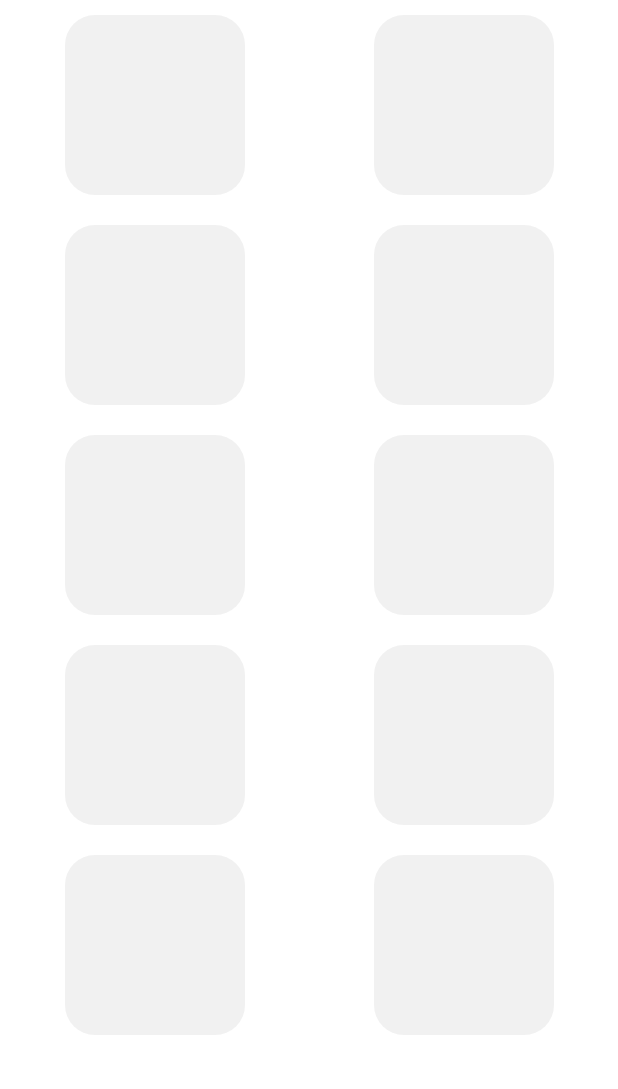
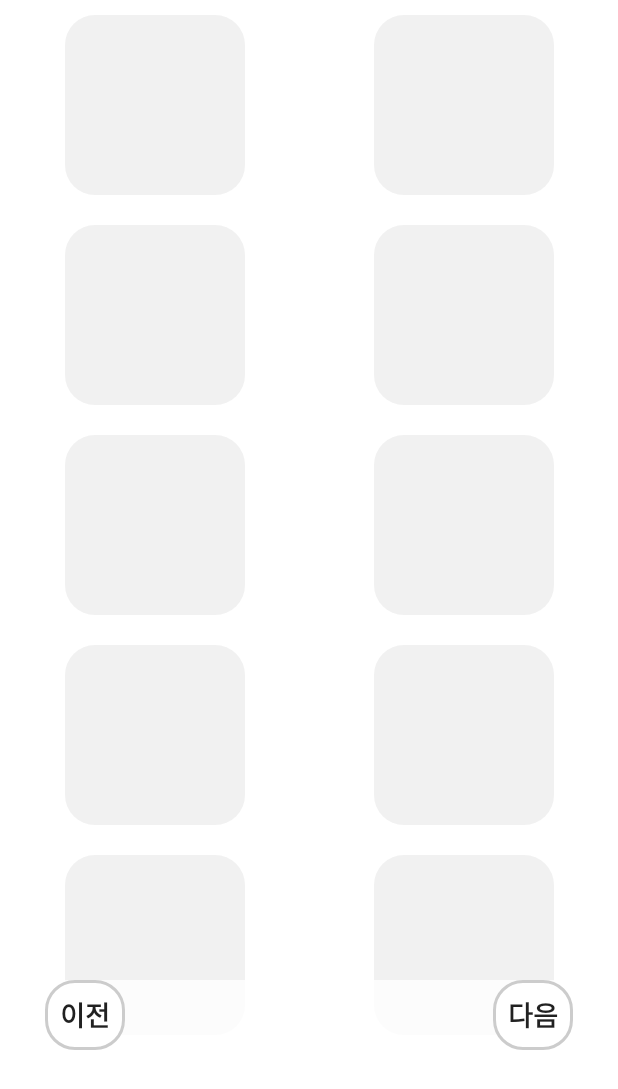
Before and after one commit to LeeSoJeong2/myPokemon, an Android app built with Jetpack Compose: the composable HomeContentView called with empty values, on a phone screen of 412 x 824 dp. Shown: the top 1089 px of the screen. Run offline under Robolectric (Android 15) with nearby library versions, the phone set to English and light mode, and no system bars; our stand-ins replace Dagger/Hilt's generated code, Timber; pictures from the network do not load; 2 statements that could not run were skipped.

Commit message:
[feat] 포켓몬 탭 페이저 추가

```diff
--- a/app/src/main/java/com/kt/startkit/domain/repository/PokemonRepository.kt
+++ b/app/src/main/java/com/kt/startkit/domain/repository/PokemonRepository.kt
@@ -1,5 +1,6 @@
 package com.kt.startkit.domain.repository
 
+import com.kt.startkit.core.logger.Logger
 import com.kt.startkit.data.datasource.PokemonDataSource
 import com.kt.startkit.domain.entity.pokemon.Pokemon
 import com.kt.startkit.domain.entity.pokemon.PokemonInfo
@@ -10,8 +11,6 @@ import kotlinx.coroutines.CoroutineScope
 import kotlinx.coroutines.SupervisorJob
 import kotlinx.coroutines.flow.MutableStateFlow
 import kotlinx.coroutines.flow.asStateFlow
-import kotlinx.coroutines.flow.first
-import kotlinx.coroutines.flow.last
 import kotlinx.coroutines.launch
 import kotlinx.coroutines.withContext
 
--- a/app/src/main/java/com/kt/startkit/ui/features/main/home/HomeScreen.kt
+++ b/app/src/main/java/com/kt/startkit/ui/features/main/home/HomeScreen.kt
@@ -6,33 +6,44 @@ import androidx.compose.animation.core.infiniteRepeatable
 import androidx.compose.animation.core.keyframes
 import androidx.compose.animation.core.rememberInfiniteTransition
 import androidx.compose.foundation.background
+import androidx.compose.foundation.border
+import androidx.compose.foundation.clickable
+import androidx.compose.foundation.layout.Arrangement
 import androidx.compose.foundation.layout.Box
 import androidx.compose.foundation.layout.Column
+import androidx.compose.foundation.layout.Row
+import androidx.compose.foundation.layout.Spacer
 import androidx.compose.foundation.layout.fillMaxSize
-import androidx.compose.foundation.layout.height
+import androidx.compose.foundation.layout.fillMaxWidth
 import androidx.compose.foundation.layout.padding
 import androidx.compose.foundation.layout.size
 import androidx.compose.foundation.layout.width
 import androidx.compose.foundation.lazy.grid.GridCells
 import androidx.compose.foundation.lazy.grid.LazyVerticalGrid
 import androidx.compose.foundation.lazy.grid.items
+import androidx.compose.foundation.rememberScrollState
 import androidx.compose.foundation.shape.RoundedCornerShape
 import androidx.compose.material.Text
 import androidx.compose.runtime.Composable
 import androidx.compose.runtime.LaunchedEffect
 import androidx.compose.runtime.getValue
+import androidx.compose.runtime.rememberCoroutineScope
 import androidx.compose.ui.Alignment
 import androidx.compose.ui.Modifier
-import androidx.compose.ui.draw.alpha
 import androidx.compose.ui.draw.clip
 import androidx.compose.ui.graphics.Color
-import androidx.compose.ui.tooling.preview.Preview
+import androidx.compose.ui.res.stringResource
+import androidx.compose.ui.text.font.FontWeight
 import androidx.compose.ui.unit.dp
+import androidx.compose.ui.unit.sp
 import androidx.hilt.navigation.compose.hiltViewModel
 import androidx.lifecycle.compose.collectAsStateWithLifecycle
 import androidx.lifecycle.viewmodel.compose.LocalViewModelStoreOwner
 import coil.compose.AsyncImage
+import com.kt.startkit.R
 import com.kt.startkit.domain.entity.pokemon.Pokemon
+import com.kt.startkit.ui.util.Constants
+import kotlinx.coroutines.launch
 
 @Composable
 fun HomeScreen(
@@ -44,16 +55,36 @@ fun HomeScreen(
     when (state) {
         is HomeState.Initial -> {
             viewModel.observePokemonInfo()
+            viewModel.observePokemonMap()
+        }
+
+        is HomeState.Updating -> {
+            HomeContentView(
+                pokemonList = emptyList(),
+                pageCount = 0,
+                currentPage = 0
+            )
         }
 
         is HomeState.Data -> {
             viewModel.fetchPokemon((state as HomeState.Data).pokemonInfo.names)
-            viewModel.observePokemonMap()
-            HomeContentView(emptyList())
+
+            val homeState = (state as HomeState.Data)
+
+            HomeContentView(
+                pokemonList = emptyList(),
+                pageCount = (homeState.pokemonInfo.count / Constants.pageOffset),
+                currentPage = homeState.currentPage
+            )
         }
 
         is HomeState.Updated -> {
-            HomeContentView(pokemonList = (state as HomeState.Updated).pokemonList)
+            val homeState = (state as HomeState.Updated)
+            HomeContentView(
+                pokemonList = homeState.pokemonList,
+                pageCount = homeState.totalCount / Constants.pageOffset,
+                currentPage = homeState.currentPage
+            )
         }
 
         is HomeState.Error -> {
@@ -70,11 +101,14 @@ fun HomeScreen(
 @Composable
 private fun HomeContentView(
     pokemonList: List<Pokemon>,
+    pageCount: Int,
+    currentPage: Int,
 ) {
     LocalViewModelStoreOwner.current
 
-    val dummy = 10 - pokemonList.size
+    val dummy = Constants.pageOffset - pokemonList.size
 
+    Box(contentAlignment = Alignment.BottomCenter) {
         LazyVerticalGrid(
             columns = GridCells.Fixed(2),
         ) {
@@ -82,9 +116,16 @@ private fun HomeContentView(
                 PokemonCell(pokemon = it)
             }
 
+            if (dummy > 0 ) {
                 items(dummy) {
                     LoadingPokemonCell()
                 }
+            }
+        }
+        PokemonPager(
+            modifier = Modifier.padding(horizontal = 30.dp),
+            pageCount = pageCount,
+            currentPage = currentPage)
     }
 }
 
@@ -102,7 +143,11 @@ private fun PokemonCell(pokemon: Pokemon) {
                 .clip(RoundedCornerShape(20.dp))
                 .background(pokemon.type.color.copy(alpha = 0.5f))
             )
-        Text(pokemon.name)
+        Text(
+            pokemon.name,
+            fontWeight = FontWeight.SemiBold,
+            fontSize = 15.sp
+        )
     }
 }
 
@@ -133,3 +178,59 @@ private fun LoadingPokemonCell() {
     }
 
 }
+
+@Composable
+private fun PokemonPager(
+    viewModel: HomeViewModel = hiltViewModel(),
+    modifier: Modifier,
+    pageCount: Int,
+    currentPage: Int
+) {
+    Row(
+        modifier = modifier
+            .fillMaxWidth()
+            .background(Color.White.copy(alpha = 0.8f)),
+        horizontalArrangement = Arrangement.SpaceBetween
+
+    ) {
+        Text(
+            stringResource(R.string.home_screen_previous_page),
+            fontSize = 18.sp,
+            fontWeight = FontWeight.Bold,
+            modifier = Modifier
+                .border(
+                    width = 2.dp,
+                    color = Color.LightGray,
+                    shape = RoundedCornerShape(20.dp)
+                )
+                .clip(shape = RoundedCornerShape(20.dp))
+                .background(Color.White)
+                .padding(10.dp)
+                .clickable {
+                    if (currentPage > 0) {
+                        viewModel.fetchPokemonInfo(currentPage - 1)
+                    }
+                }
+        )
+        Spacer(modifier = Modifier.width(50.dp))
+        Text(
+            stringResource(R.string.home_screen_next_page),
+            fontSize = 18.sp,
+            fontWeight = FontWeight.Bold,
+            modifier = Modifier
+                .border(
+                    width = 2.dp,
+                    color = Color.LightGray,
+                    shape = RoundedCornerShape(20.dp)
+                )
+                .clip(shape = RoundedCornerShape(20.dp))
+                .background(Color.White)
+                .padding(10.dp)
+                .clickable {
+                    if (currentPage < pageCount) {
+                        viewModel.fetchPokemonInfo(currentPage + 1)
+                    }
+                }
+        )
+    }
+}
--- a/app/src/main/java/com/kt/startkit/ui/features/route/RouteViewModel.kt
+++ b/app/src/main/java/com/kt/startkit/ui/features/route/RouteViewModel.kt
@@ -1,14 +1,13 @@
 package com.kt.startkit.ui.features.route
 
 import androidx.lifecycle.viewModelScope
-import com.kt.startkit.R
 import com.kt.startkit.core.base.StateViewModel
 import com.kt.startkit.core.logger.Logger
 import com.kt.startkit.domain.repository.PokemonRepository
+import com.kt.startkit.ui.util.Constants
 import dagger.hilt.android.lifecycle.HiltViewModel
 import kotlinx.coroutines.launch
 import javax.inject.Inject
-import kotlin.math.absoluteValue
 
 @HiltViewModel
 class RouteViewModel @Inject constructor(
@@ -19,7 +18,7 @@ class RouteViewModel @Inject constructor(
         Logger.d("fetch initial data")
         viewModelScope.launch {
             try {
-                pokemonRepository.fetchPokemonInfo(offset = 10)
+                pokemonRepository.fetchPokemonInfo(offset = Constants.pageOffset)
                 if (showOnBoarding()) {
                     updateState { RouteState.NavigateToOnBoarding }
                 }
--- /dev/null
+++ b/app/src/main/java/com/kt/startkit/ui/util/Constants.kt
@@ -0,0 +1,5 @@
+package com.kt.startkit.ui.util
+
+object Constants {
+    val pageOffset = 10
+}
--- a/app/src/main/res/values/strings.xml
+++ b/app/src/main/res/values/strings.xml
@@ -6,4 +6,6 @@
 
 
     <string name="profile">회원정보</string>
+    <string name="home_screen_previous_page">이전</string>
+    <string name="home_screen_next_page">다음</string>
 </resources>
```
Also changed, not shown: app/src/main/java/com/kt/startkit/ui/features/main/home/HomeState.kt (+20 -5 lines), app/src/main/java/com/kt/startkit/ui/features/main/home/HomeViewModel.kt (+31 -33 lines). Lines whose indentation alone changed are shown as unchanged.
